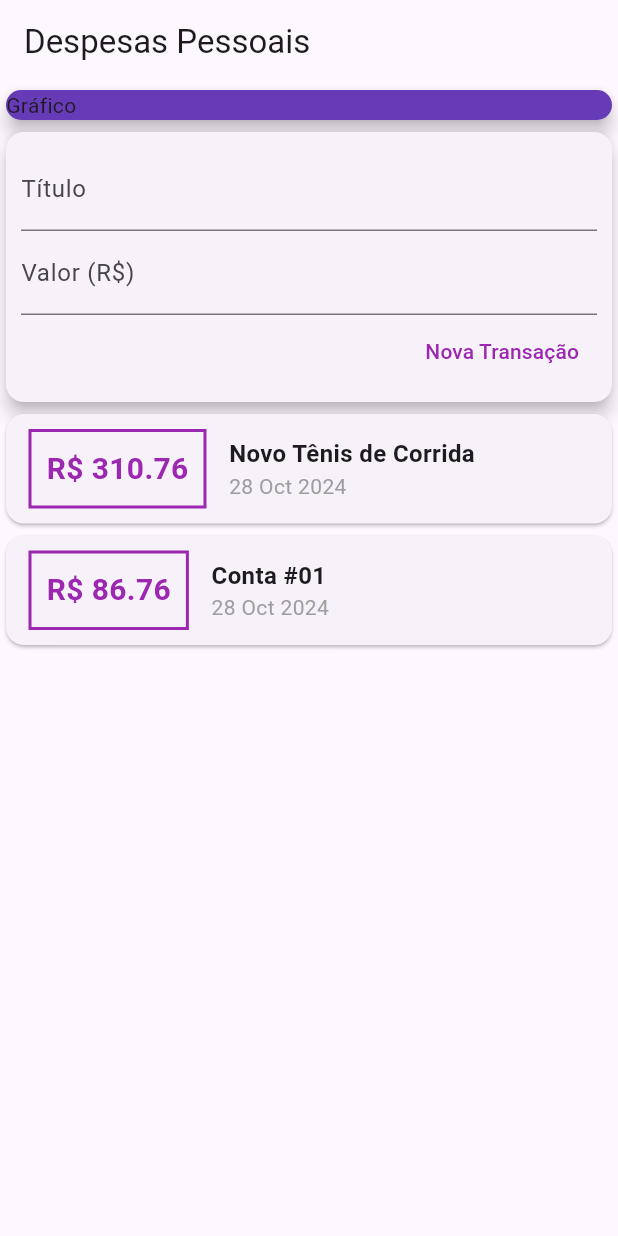
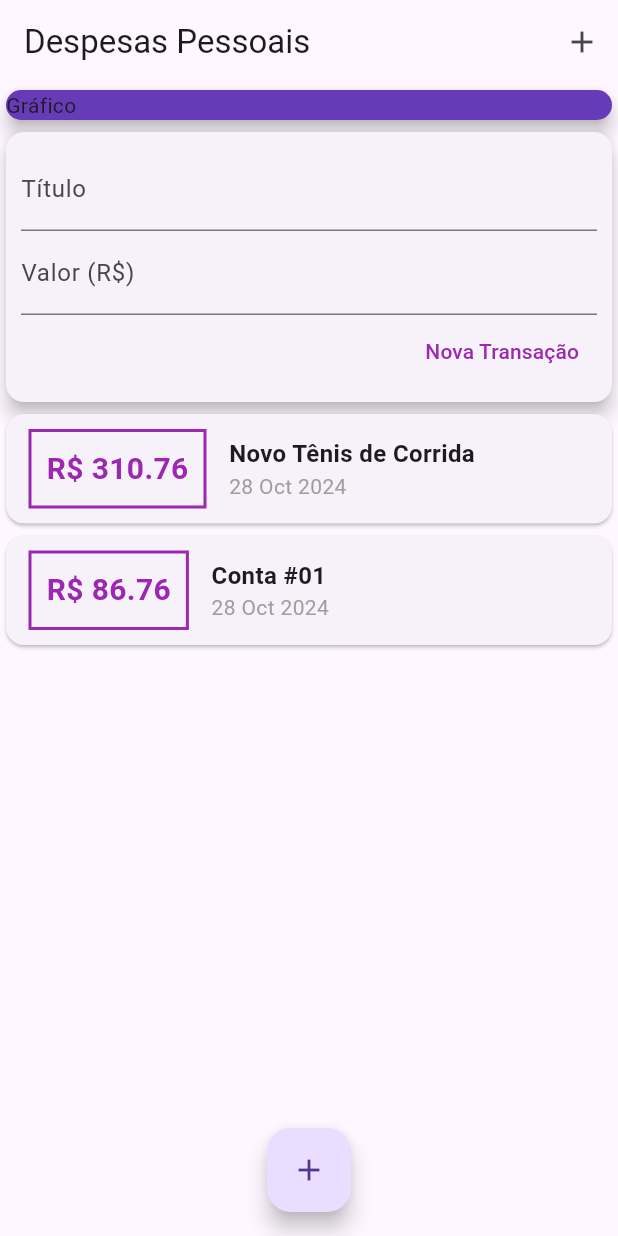
Before and after one commit to gabibecker/DespesasPessoais, a Flutter app: the screen it shows after launch, on a phone screen of 412 x 824 dp. Run offline on Flutter 3.47's test engine with Material 3 defaults, Android fonts, the phone set to English and light mode, and no system bars.

Commit message:
108. Botões para Adicionar Transação

```diff
--- a/expenses/lib/main.dart
+++ b/expenses/lib/main.dart
@@ -17,6 +17,11 @@ class MyHomePage extends StatelessWidget {
     return Scaffold(
       appBar: AppBar(
         title: Text('Despesas Pessoais'),
+        actions: <Widget>[
+          IconButton(
+            onPressed: () {},
+             icon: Icon(Icons.add))
+        ],
       ),
       body: SingleChildScrollView(
         child: Column(
@@ -33,6 +38,11 @@ class MyHomePage extends StatelessWidget {
               TransactionUser(),
             ]),
       ),
+      floatingActionButton:
+      FloatingActionButton(
+        child: Icon(Icons.add),
+        onPressed: () {}),
+        floatingActionButtonLocation: FloatingActionButtonLocation.centerFloat,
     );
   }
 }
```
